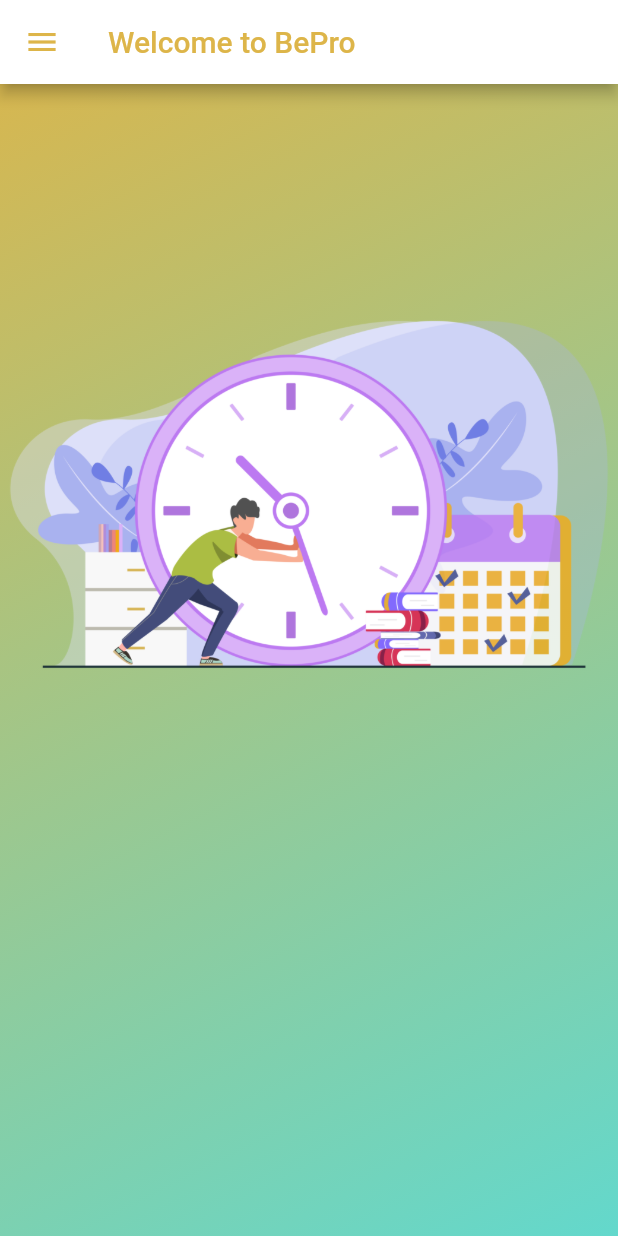
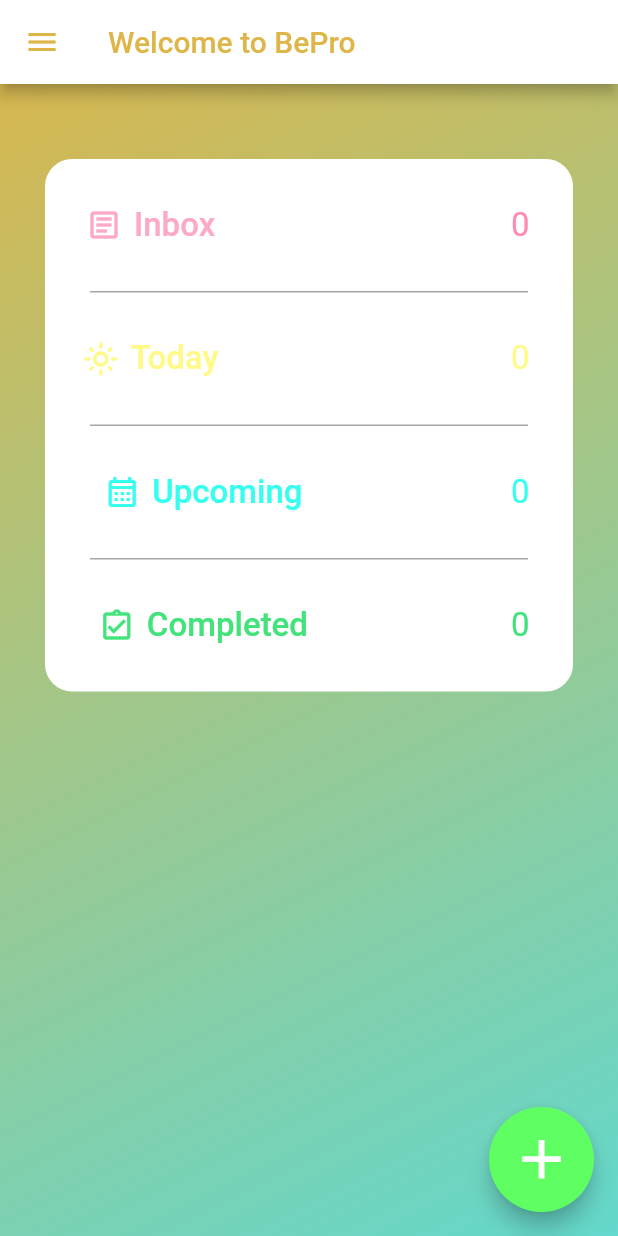
Before and after one commit to kienghuynh/BePro-TimeManagementAndTask, a Flutter app: the HomePage screen opened directly, on a phone screen of 412 x 824 dp. Run offline on Flutter 3.47's test engine with Material 2 defaults, Android fonts, the phone set to English and light mode, and no system bars; our stand-ins replace cloud_firestore, firebase_auth, firebase_core, fluttertoast; missing offline and left inert: cloud_firestore_web, email_auth, firebase_core_web; accounts and stored records are empty.

Commit message:
UI home page

```diff
--- /dev/null
+++ b/lib/screen/add_task_page.dart
@@ -0,0 +1,44 @@
+import 'package:flutter/cupertino.dart';
+import 'package:flutter/material.dart';
+import 'package:flutter/src/widgets/container.dart';
+import 'package:flutter/src/widgets/framework.dart';
+
+class AddTaskPage extends StatefulWidget {
+  const AddTaskPage({super.key});
+
+  @override
+  State<AddTaskPage> createState() => _AddTaskPageState();
+}
+
+class _AddTaskPageState extends State<AddTaskPage> {
+  @override
+  Widget build(BuildContext context) {
+    return Container(
+      decoration: const BoxDecoration(
+        gradient: LinearGradient(colors: [
+          Color.fromARGB(255, 221, 181, 73),
+          Color.fromARGB(255, 99, 216, 204)
+        ], begin: Alignment.topLeft, end: Alignment.bottomRight),
+      ),
+      child: Scaffold(
+        backgroundColor: Colors.transparent,
+        appBar: AppBar(
+          automaticallyImplyLeading: true,
+          leading: const BackButton(
+            color: Color.fromARGB(255, 221, 181, 73),
+          ),
+          backgroundColor: Colors.white,
+          title: const Text(
+            '',
+            style: TextStyle(color: Color.fromARGB(255, 221, 181, 73)),
+          ),
+        ),
+        body: _pageWidget(),
+      ),
+    );
+  }
+
+  Widget _pageWidget() {
+    return Container();
+  }
+}
--- a/lib/screen/home_page.dart
+++ b/lib/screen/home_page.dart
@@ -1,4 +1,5 @@
 import 'package:bepro/models/user_model.dart';
+import 'package:bepro/screen/add_task_page.dart';
 import 'package:bepro/services/navigation_service.dart';
 import 'package:cloud_firestore/cloud_firestore.dart';
 import 'package:firebase_auth/firebase_auth.dart';
@@ -16,6 +17,7 @@
 class _HomePageState extends State<HomePage> {
   User? user = FirebaseAuth.instance.currentUser;
   UserModel loggedInUser = UserModel();
+  final _formKey = GlobalKey<FormState>();
 
   @override
   void initState() {
@@ -39,10 +41,10 @@
           Color.fromARGB(255, 221, 181, 73),
           Color.fromARGB(255, 99, 216, 204)
         ], begin: Alignment.topLeft, end: Alignment.bottomRight),
-        image: DecorationImage(
-          alignment: Alignment(0, -0.4),
-          image: ExactAssetImage('assets/background-login.png'),
-        ),
+        // image: DecorationImage(
+        //   alignment: Alignment(0, -0.4),
+        //   image: ExactAssetImage('assets/background-login.png'),
+        // ),
       ),
       child: Scaffold(
         backgroundColor: Colors.transparent,
@@ -58,14 +60,100 @@
         ),
         body: _pageWidget(),
         drawer: _drawerMenu(),
+        floatingActionButton: _btnAddFloating(),
       ),
     );
   }
 
   Widget _pageWidget() {
     return SingleChildScrollView(
-      child: Column(children: [
-      ]),
+      child: Center(
+        child: Padding(
+          padding: EdgeInsets.only(left: 30, top: 50, right: 30),
+          child: Form(
+              key: _formKey,
+              child: Container(
+                decoration: BoxDecoration(
+                    color: Colors.white,
+                    borderRadius: BorderRadius.circular(18)),
+                child: Column(
+                  mainAxisAlignment: MainAxisAlignment.start,
+                  children: [
+                    SizedBox(
+                      height: 20,
+                    ),
+                    Row(
+                      children: [
+                        Expanded(
+                          child: _inboxButton(),
+                          flex: 2,
+                        ),
+                        Expanded(child: SizedBox(), flex: 2),
+                        Expanded(
+                          child: _textCount(
+                              "0", Color.fromARGB(255, 255, 138, 177)),
+                        )
+                      ],
+                    ),
+                    SizedBox(
+                      height: 20,
+                    ),
+                    _bordertop(),
+                    SizedBox(
+                      height: 20,
+                    ),
+                    Row(
+                      children: [
+                        Expanded(child: _todayButton(), flex: 2),
+                        Expanded(child: SizedBox(), flex: 2),
+                        Expanded(
+                          child: _textCount(
+                              "0", Color.fromARGB(255, 255, 249, 136)),
+                        )
+                      ],
+                    ),
+                    SizedBox(
+                      height: 20,
+                    ),
+                    _bordertop(),
+                    SizedBox(
+                      height: 20,
+                    ),
+                    Row(
+                      children: [
+                        Expanded(child: _upcomingButton(), flex: 3),
+                        Expanded(child: SizedBox()),
+                        Expanded(
+                          child: _textCount(
+                              "0", Color.fromARGB(255, 54, 255, 238)),
+                        )
+                      ],
+                    ),
+                    SizedBox(
+                      height: 20,
+                    ),
+                    _bordertop(),
+                    SizedBox(
+                      height: 20,
+                    ),
+                    Row(
+                      children: [
+                        Expanded(child: _completedButton(), flex: 3),
+                        Expanded(child: SizedBox()),
+                        Expanded(
+                          child: _textCount(
+                              "0", Color.fromARGB(255, 67, 227, 123)),
+                        )
+                      ],
+                    ),
+                    SizedBox(
+                      height: 20,
+                    ),
+                  ],
+                ),
+              )),
+        ),
+      ),
     );
   }
 
@@ -144,8 +232,7 @@
     return Text(
       '$string',
       textAlign: TextAlign.center,
-      style: TextStyle(
-          fontSize: 18, color: Colors.white),
+      style: TextStyle(fontSize: 18, color: Colors.white),
     );
   }
 
@@ -183,6 +270,112 @@
     );
   }
 
+  Widget _inboxButton() {
+    return TextButton.icon(
+        icon: Icon(
+          Icons.article_outlined,
+          color: Color.fromARGB(255, 251, 169, 196),
+          size: 24,
+        ),
+        label: Text(
+          "Inbox",
+          textAlign: TextAlign.right,
+          style: TextStyle(
+            fontSize: 22,
+            color: Color.fromARGB(255, 251, 169, 196),
+          ),
+        ),
+        onPressed: () {});
+  }
+
+  Widget _todayButton() {
+    return TextButton.icon(
+        icon: Icon(
+          Icons.light_mode_outlined,
+          color: Color.fromARGB(255, 255, 249, 136),
+          size: 24,
+        ),
+        label: Text(
+          "Today",
+          textAlign: TextAlign.right,
+          style: TextStyle(
+              fontSize: 22, color: Color.fromARGB(255, 255, 249, 136)),
+        ),
+        onPressed: () {});
+  }
+
+  Widget _upcomingButton() {
+    return TextButton.icon(
+        icon: Icon(
+          Icons.calendar_month_outlined,
+          color: Color.fromARGB(255, 54, 255, 238),
+          size: 24,
+        ),
+        label: Text(
+          "Upcoming",
+          textAlign: TextAlign.right,
+          style: TextStyle(
+            fontSize: 22,
+            color: Color.fromARGB(255, 54, 255, 238),
+          ),
+        ),
+        onPressed: () {});
+  }
+
+  Widget _completedButton() {
+    return TextButton.icon(
+        icon: Icon(
+          Icons.assignment_turned_in_outlined,
+          color: Color.fromARGB(255, 67, 227, 123),
+          size: 24,
+        ),
+        label: Text(
+          "Completed",
+          textAlign: TextAlign.right,
+          style: TextStyle(
+            fontSize: 22,
+            color: Color.fromARGB(255, 67, 227, 123),
+          ),
+        ),
+        onPressed: () {});
+  }
+
+  Widget _textCount(String text, Color color) {
+    return Text(
+      text,
+      textAlign: TextAlign.center,
+      style: TextStyle(fontSize: 22, color: color),
+    );
+  }
+
+  Widget _bordertop() {
+    return Container(
+      margin: EdgeInsets.only(left: 30, right: 30),
+      decoration: BoxDecoration(
+          border: Border(
+              top: BorderSide(color: Color.fromARGB(90, 0, 0, 0), width: 1))),
+    );
+  }
+
+  Widget _btnAddFloating() {
+    return Container(
+      height: 70.0,
+      width: 70.0,
+      child: FittedBox(
+        child: FloatingActionButton(
+            onPressed: () {
+              NavigationService().navigateToScreen(AddTaskPage());
+            },
+            backgroundColor: Color.fromARGB(255, 95, 255, 100),
+            child: Icon(
+              Icons.add,
+              color: Colors.white,
+              size: 35,
+            )),
+      ),
+    );
+  }
+
   Future<void> logOut() async {
     await FirebaseAuth.instance.signOut();
     NavigationService().popToFirst();
```
